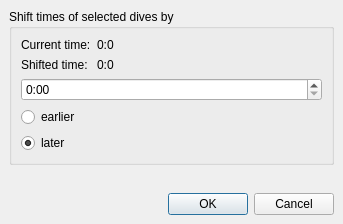
Old version of the form qt-ui/shifttimes.ui in the repository subsurface/subsurface.
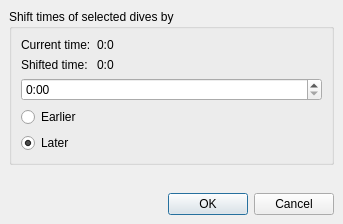
New version of the form. Icons and pictures are not drawn.

Commit message:
shiftimes capitalisation consitency and title
Makse capitalisation consistent.
Makes title more specific

The edit to the form file:
```diff
--- a/qt-ui/shifttimes.ui
+++ b/qt-ui/shifttimes.ui
@@ -133,14 +133,14 @@
       <item>
        <widget class="QRadioButton" name="backwards">
         <property name="text">
-         <string>earlier</string>
+         <string>Earlier</string>
         </property>
        </widget>
       </item>
       <item>
        <widget class="QRadioButton" name="forward">
         <property name="text">
-         <string>later</string>
+         <string>Later</string>
         </property>
         <property name="checked">
          <bool>true</bool>
```
Left out of the diff: 2 changed lines with no effect on the pictures.
